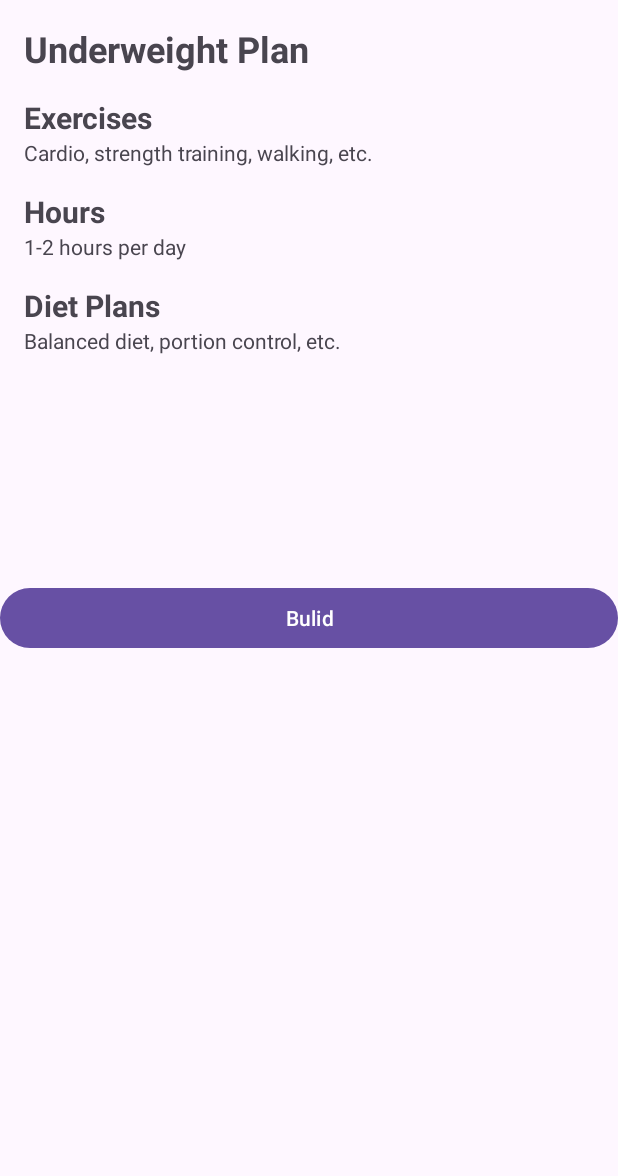
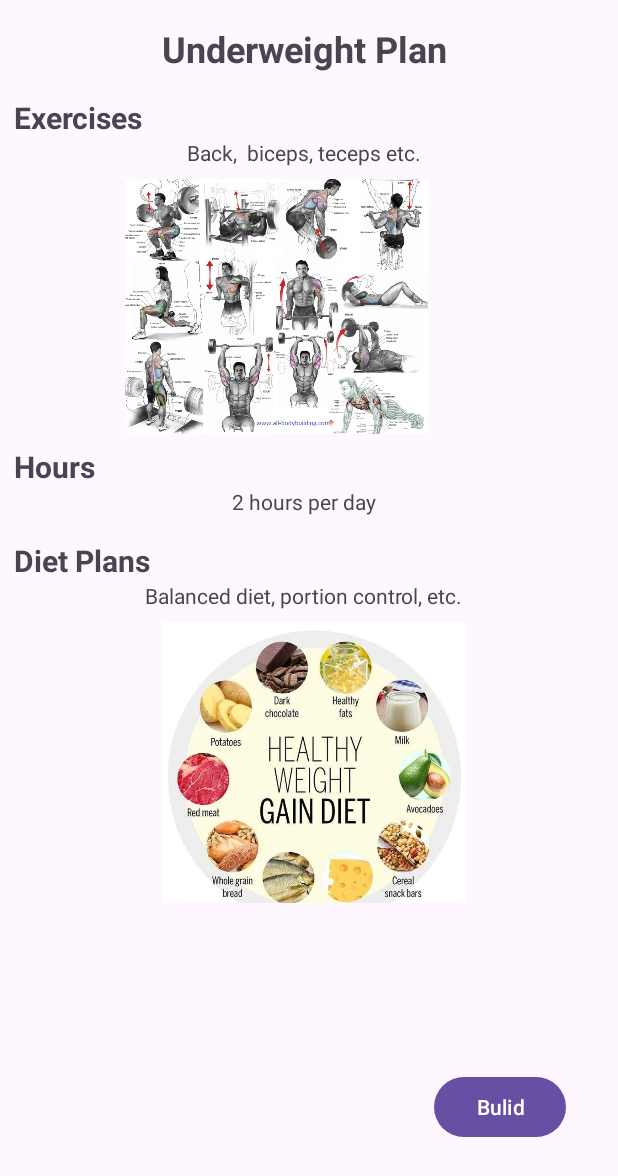
Before and after one commit to SupriyaRajaiahgari/FitHubApp, an Android app: the Underweight screen opened directly, with no data from a screen before it, on a phone screen of 412 x 824 dp. Shown: the top 1176 px of the screen. Run offline under Robolectric (Android 15) with nearby library versions, the phone set to English and light mode, and no system bars.

Commit message:
sai Kumar  Maram
update in code and layout

```diff
--- a/app/src/main/java/com/example/fithubapp/BMICalculator.java
+++ b/app/src/main/java/com/example/fithubapp/BMICalculator.java
@@ -44,7 +44,7 @@
                     Text += "\nCategory: Under weight";
                     color = getResources().getColor(android.R.color.holo_blue_light);
                 } else if (bmi < 24.9) {
-                    Text += "\nCategory: Normal weight";
+                    Text += "\nCategory: Normal Weight";
                     color = getResources().getColor(android.R.color.holo_green_light);
                 } else if (bmi < 29.9) {
                     Text += "\nCategory: Over weight";
--- a/app/src/main/java/com/example/fithubapp/LoginActivity.java
+++ b/app/src/main/java/com/example/fithubapp/LoginActivity.java
@@ -5,6 +5,7 @@
 import android.content.Intent;
 import android.os.Bundle;
 import android.view.View;
+import android.widget.TextView;
 
 public class LoginActivity extends AppCompatActivity {
 
@@ -13,6 +14,7 @@
         super.onCreate(savedInstanceState);
         setContentView(R.layout.activity_login);
     }
+
 
     public void OnclickLoginBTN(View view) {
         Intent intent = new Intent(this, CreateProfileActivity.class);
@@ -31,4 +33,8 @@
             Intent intent2 = new Intent(this, ForgotPasswordActivity.class);
             startActivity(intent2);
         }
+
+
+
+
     }
--- a/app/src/main/res/layout/activity_growth.xml
+++ b/app/src/main/res/layout/activity_growth.xml
@@ -43,10 +43,10 @@
 
     <Button
         android:id="@+id/CalculateBTN"
-        android:layout_width="0dp"
+        android:layout_width="wrap_content"
         android:layout_height="wrap_content"
+        android:layout_marginTop="30dp"
         android:text="Calculator"
-        android:layout_marginTop="30dp"
         app:layout_constraintEnd_toEndOf="parent"
         app:layout_constraintStart_toStartOf="parent"
         app:layout_constraintTop_toBottomOf="@+id/editTextEndDate" />
@@ -63,7 +63,7 @@
 
     <Button
         android:id="@+id/RedirectToBMI"
-        android:layout_width="0dp"
+        android:layout_width="wrap_content"
         android:layout_height="wrap_content"
         android:layout_marginTop="20dp"
         android:onClick="OnclickRedirectToBMI"
--- a/app/src/main/res/layout/activity_underweight.xml
+++ b/app/src/main/res/layout/activity_underweight.xml
@@ -9,8 +9,8 @@
     <!-- Underweight Plan Layout -->
     <LinearLayout
         android:id="@+id/underweightPlanLayout"
-        android:layout_width="0dp"
-        android:layout_height="wrap_content"
+        android:layout_width="419dp"
+        android:layout_height="618dp"
         android:orientation="vertical"
         android:padding="16dp"
         app:layout_constraintBottom_toBottomOf="parent"
@@ -24,6 +24,8 @@
         <TextView
             android:layout_width="wrap_content"
             android:layout_height="wrap_content"
+            android:layout_gravity="center_horizontal"
+            android:gravity="center|center_horizontal"
             android:paddingBottom="8dp"
             android:text="Underweight Plan"
             android:textSize="24sp"
@@ -42,8 +44,20 @@
             android:id="@+id/exercisesTextView"
             android:layout_width="wrap_content"
             android:layout_height="wrap_content"
+            android:layout_gravity="center_horizontal"
             android:paddingBottom="8dp"
-            android:text="Cardio, strength training, walking, etc." />
+            android:text="Back,  biceps, teceps etc." />
+
+
+
+        <ImageView
+            android:id="@+id/underimage"
+            android:layout_width="350dp"
+            android:layout_height="170dp"
+            android:src="@drawable/underweightexercises"
+            app:layout_constraintBottom_toBottomOf="@+id/exercisesTextView"
+            app:layout_constraintStart_toEndOf="@+id/exercisesTextView"
+            app:layout_constraintTop_toTopOf="@+id/exercisesTextView" />
 
         <!-- Hours Section -->
         <TextView
@@ -58,8 +72,9 @@
             android:id="@+id/hoursTextView"
             android:layout_width="wrap_content"
             android:layout_height="wrap_content"
+            android:layout_gravity="center_horizontal"
             android:paddingBottom="8dp"
-            android:text="1-2 hours per day" />
+            android:text="2 hours per day" />
 
         <!-- Diet Plans Section -->
         <TextView
@@ -74,21 +89,32 @@
             android:id="@+id/dietPlansTextView"
             android:layout_width="wrap_content"
             android:layout_height="wrap_content"
+            android:layout_gravity="center_horizontal"
             android:paddingBottom="8dp"
             android:text="Balanced diet, portion control, etc." />
+
+
+        <ImageView
+            android:id="@+id/underwgtimage"
+            android:layout_width="400dp"
+            android:layout_height="210dp"
+            android:src="@drawable/weightgain"
+            app:layout_constraintBottom_toBottomOf="@+id/dietPlansTextView"
+            app:layout_constraintStart_toEndOf="@+id/dietPlansTextView"
+            app:layout_constraintTop_toTopOf="@+id/dietPlansTextView" />
 
     </LinearLayout>
 
     <Button
         android:id="@+id/BulidBTN"
-        android:layout_width="0dp"
+        android:layout_width="wrap_content"
         android:layout_height="wrap_content"
         android:onClick="OnclickGrowthBTN1"
         android:text="Bulid"
         app:layout_constraintBottom_toBottomOf="parent"
         app:layout_constraintEnd_toEndOf="parent"
-        app:layout_constraintHorizontal_bias="0.5"
+        app:layout_constraintHorizontal_bias="0.894"
         app:layout_constraintStart_toStartOf="parent"
         app:layout_constraintTop_toTopOf="parent"
-        app:layout_constraintVertical_bias="0.5" />
+        app:layout_constraintVertical_bias="0.92" />
 </androidx.constraintlayout.widget.ConstraintLayout>
```
Also changed, not shown: app/src/main/res/layout/activity_bmicalculator.xml (+9 -9 lines), app/src/main/res/layout/activity_login.xml (+27 -8 lines), app/src/main/res/layout/activity_over_weight.xml (+32 -8 lines), app/src/main/res/drawable/cardiost.jpg (added), app/src/main/res/drawable/underweightexercises.jpg (added), app/src/main/res/drawable/weightgain.jpg (added), 2 other files.
